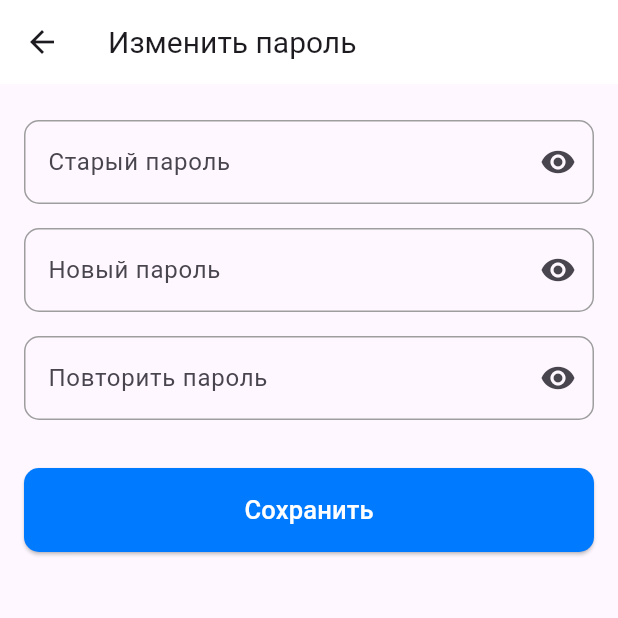
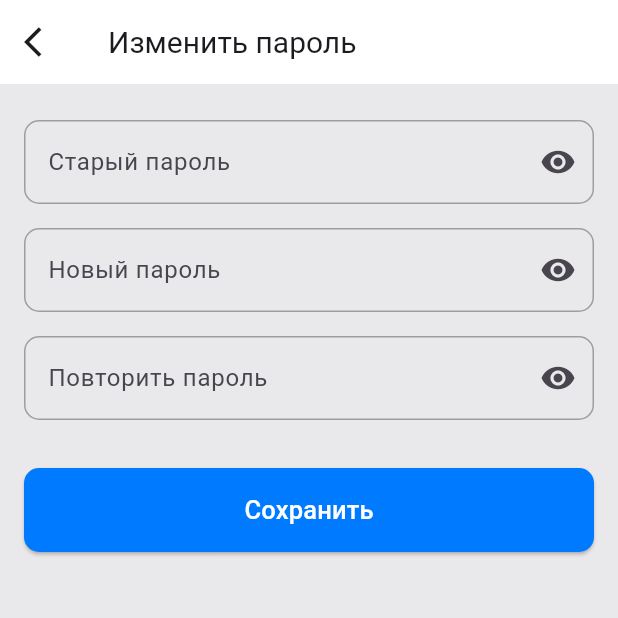
Before and after one commit to eruma1ra/fit-app, a Flutter app: the ProfileScreen screen opened directly, after a tap on "Изменить пароль", on a phone screen of 412 x 824 dp, the top half of it. Run offline on Flutter 3.47's test engine with Material 3 defaults, Android fonts, the phone set to English and light mode, and no system bars; our stand-ins replace flutter_svg.

Commit message:
косметические фиксы

```diff
--- a/lib/screens/home/profile.dart
+++ b/lib/screens/home/profile.dart
@@ -22,6 +22,7 @@ class _ProfileScreenState extends State<ProfileScreen> {
   @override
   Widget build(BuildContext context) {
     return Scaffold(
+      backgroundColor: Color(0xFFE9E9EB), // Set the background color here
       appBar:
           _showChangePassword
               ? _buildChangePasswordAppBar()
@@ -57,7 +58,7 @@ class _ProfileScreenState extends State<ProfileScreen> {
   PreferredSizeWidget _buildChangePasswordAppBar() {
     return AppBar(
       leading: IconButton(
-        icon: Icon(Icons.arrow_back),
+        icon: Icon(Icons.arrow_back_ios),
         onPressed: () {
           setState(() {
             _showChangePassword = false;
```
